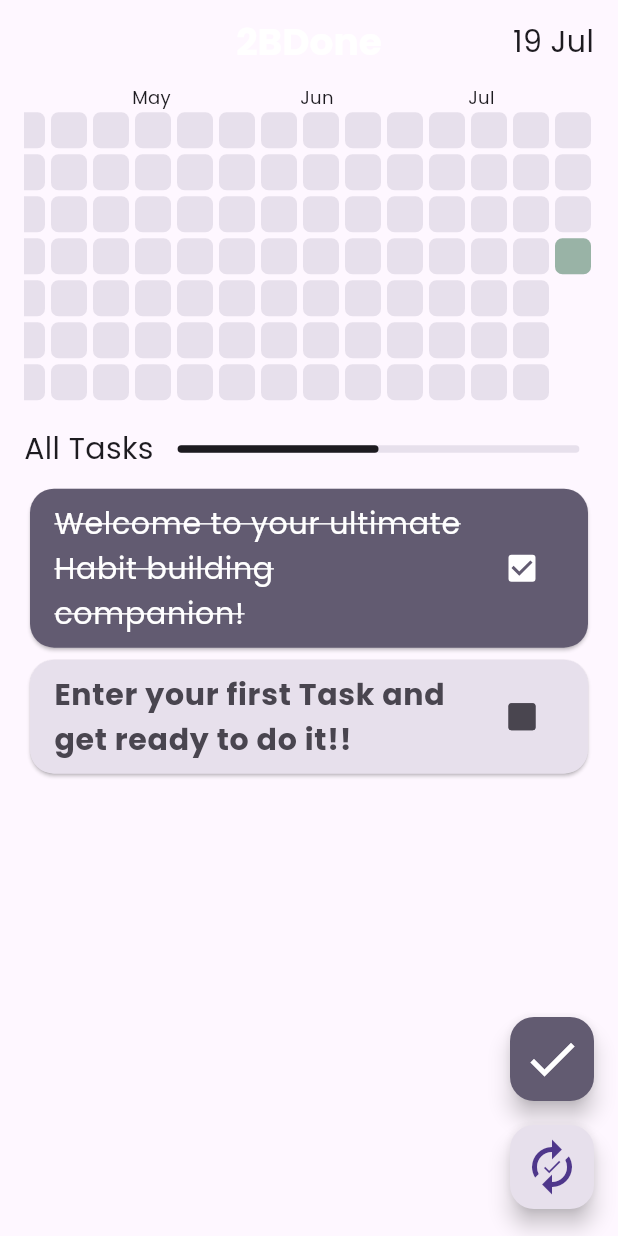
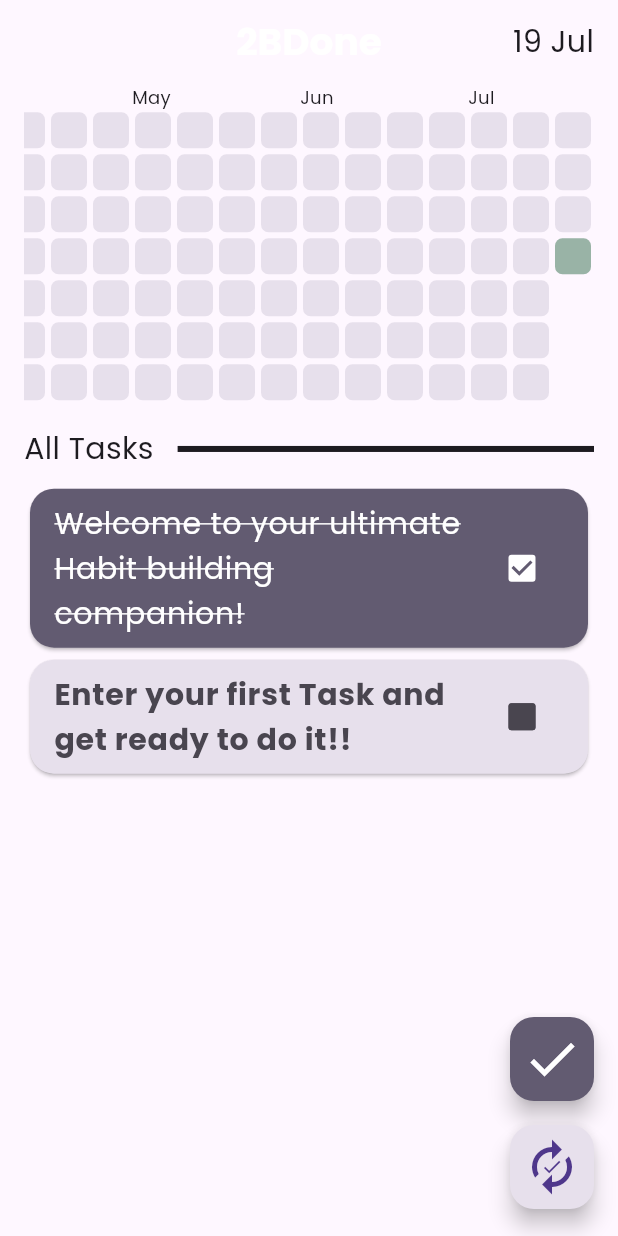
Before and after one commit to srksifat-dev/habitask, a Flutter app: the screen it shows after launch, on a phone screen of 412 x 824 dp. Run offline on Flutter 3.47's test engine with Material 2 defaults, Android fonts, the phone set to English and light mode, and no system bars; drawn by our look-alikes of dynamic_color, flutter_heatmap_calendar, flutter_slidable; our stand-ins replace date_format, get_storage, go_router, google_fonts, isar; accounts and stored records are empty; generated files the repository leaves out were written again.

```diff
--- a/lib/features/home/screens/home_screen.dart
+++ b/lib/features/home/screens/home_screen.dart
@@ -25,7 +25,7 @@ class _HomeScreenState extends State<HomeScreen> {
 
   List<Task> allTasks = [];
   List<Task> completedTasks = [];
-  int percent = 0;
+  double percent = 0;
 
   bool isFabVisible = true;
 
@@ -164,8 +164,6 @@ class _HomeScreenState extends State<HomeScreen> {
                           colorMode: ColorMode.color,
                           showColorTip: false,
                           textColor: Theme.of(context).colorScheme.onBackground,
-                          startDate:
-                              DateTime.parse(GetStorage().read("firstDay")),
                           datasets: const {},
                           defaultColor:
                               Theme.of(context).colorScheme.surfaceVariant,
@@ -188,17 +186,6 @@ class _HomeScreenState extends State<HomeScreen> {
                 const SizedBox(
                   width: 16,
                 ),
-                Stack(
-                  alignment: Alignment.centerLeft,
-                  children: [
-                    Container(
-                      height: 5,
-                      width: MediaQuery.of(context).size.width * 0.65,
-                      decoration: BoxDecoration(
-                        color: Theme.of(context).colorScheme.surfaceVariant,
-                        borderRadius: BorderRadius.circular(16),
-                      ),
-                    ),
                 StreamBuilder(
                     stream: isarService.taskStream(
                         FormateDateTime.onlyDate(dateTime: DateTime.now())),
@@ -211,32 +198,24 @@ class _HomeScreenState extends State<HomeScreen> {
                               .toList()
                           : [];
                       percent = snapshot.hasData
-                              ? completedTasks.length * 10 ~/ allTasks.length
-                              : 0;
+                          ? (completedTasks.length * 10) / allTasks.length
+                          : 0.0;
                       if (snapshot.hasData) {
                         isarService.updateTaskData(
                             FormateDateTime.onlyDate(
                                 dateTime: DateTime.now()),
-                                percent);
+                            percent.toInt());
                       }
                       return snapshot.hasData
-                              ? Container(
-                                  height: 5,
-                                  width: ((MediaQuery.of(context).size.width *
-                                              0.65) *
-                                          percent) /
-                                      10,
-                                  decoration: BoxDecoration(
-                                    color: Theme.of(context)
-                                        .colorScheme
-                                        .onBackground,
-                                    borderRadius: BorderRadius.circular(16),
+                          ? Expanded(
+                            child: LinearProgressIndicator(
+                              backgroundColor: Theme.of(context).colorScheme.surfaceVariant,
+                              color: Theme.of(context).colorScheme.onBackground,
+                              value: percent,
                             ),
                           )
                           : Container();
-                        }),
-                  ],
-                )
+                    })
               ],
             ),
             const SizedBox(
```
Also changed, not shown: 15 other files. Lines whose indentation alone changed are shown as unchanged.
